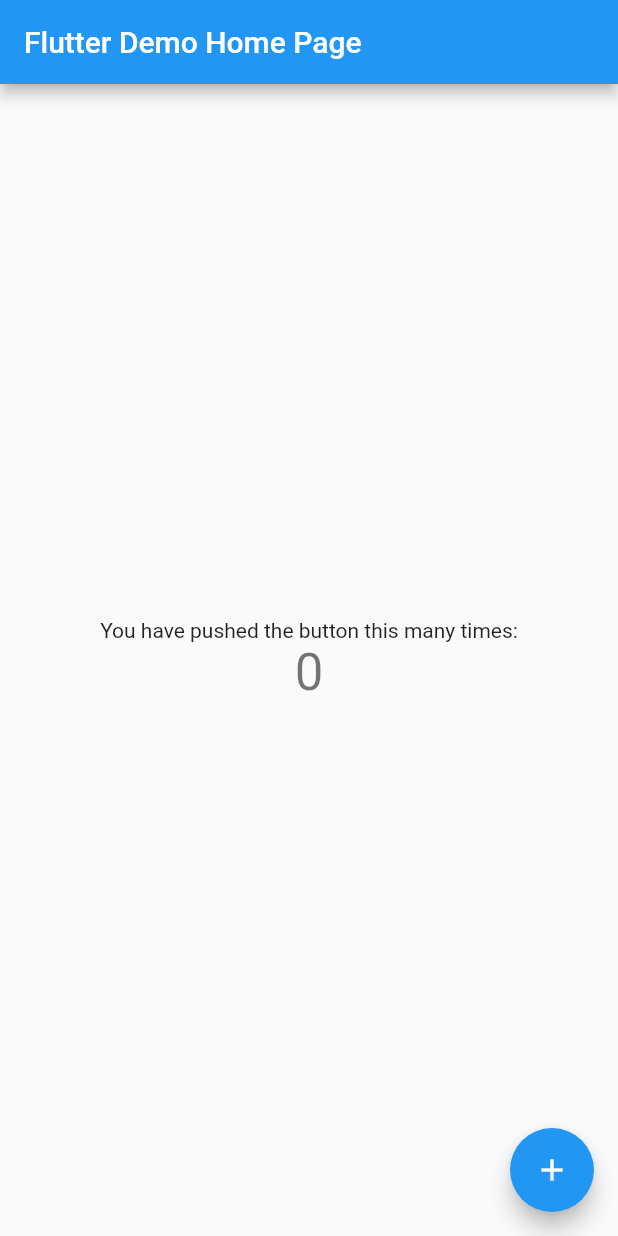
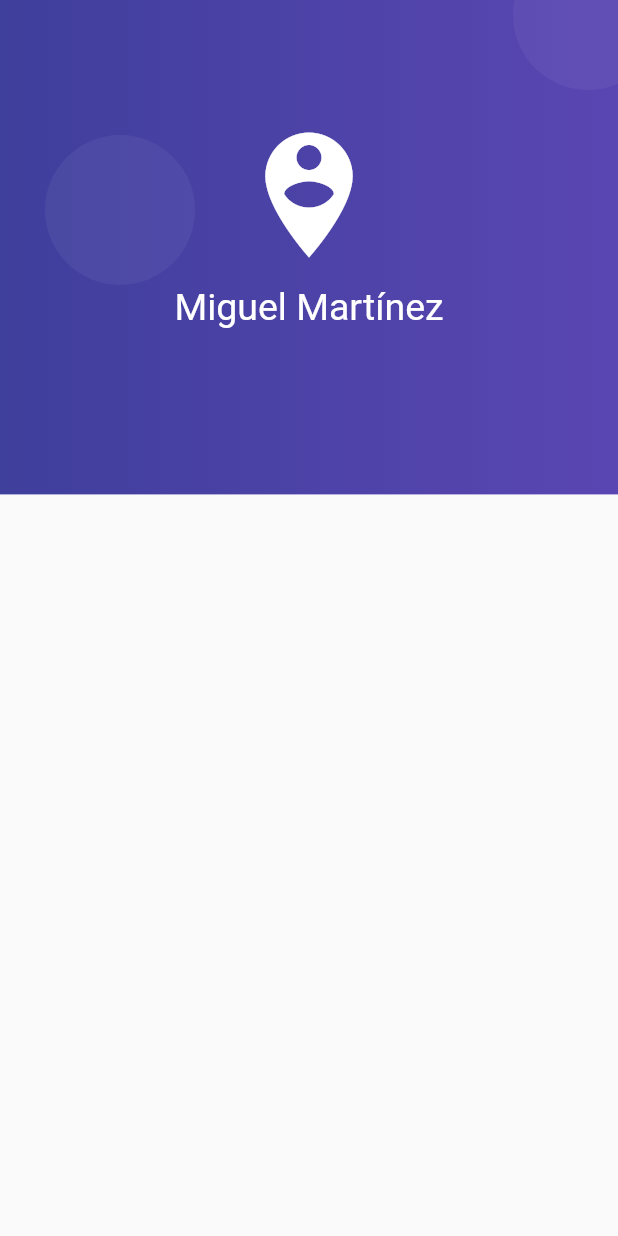
Before and after one commit to muckystack/flutter_validarformulario_FH, a Flutter app: the screen it shows after launch, on a phone screen of 412 x 824 dp. Run offline on Flutter 3.47's test engine with Material 2 defaults, Android fonts, the phone set to English and light mode, and no system bars.

Commit message:
FEAT: Creo el diseño del header

```diff
--- a/lib/main.dart
+++ b/lib/main.dart
@@ -1,111 +1,20 @@
 import 'package:flutter/material.dart';
+import 'package:fluttervalidarformulariofh/src/pages/home_page.dart';
+import 'package:fluttervalidarformulariofh/src/pages/login_page.dart';
 
 void main() => runApp(MyApp());
 
 class MyApp extends StatelessWidget {
-  // This widget is the root of your application.
   @override
   Widget build(BuildContext context) {
     return MaterialApp(
-      title: 'Flutter Demo',
-      theme: ThemeData(
-        // This is the theme of your application.
-        //
-        // Try running your application with "flutter run". You'll see the
-        // application has a blue toolbar. Then, without quitting the app, try
-        // changing the primarySwatch below to Colors.green and then invoke
-        // "hot reload" (press "r" in the console where you ran "flutter run",
-        // or simply save your changes to "hot reload" in a Flutter IDE).
-        // Notice that the counter didn't reset back to zero; the application
-        // is not restarted.
-        primarySwatch: Colors.blue,
-      ),
-      home: MyHomePage(title: 'Flutter Demo Home Page'),
+      debugShowCheckedModeBanner: false,
+      title: 'Material App',
+      initialRoute: 'login',
+      routes: {
+        'login' : (BuildContext context) => LoginPage(),
+        'home' : (BuildContext context) => HomePage(),
+      },
     );
   }
 }
-
-class MyHomePage extends StatefulWidget {
-  MyHomePage({Key key, this.title}) : super(key: key);
-
-  // This widget is the home page of your application. It is stateful, meaning
-  // that it has a State object (defined below) that contains fields that affect
-  // how it looks.
-
-  // This class is the configuration for the state. It holds the values (in this
-  // case the title) provided by the parent (in this case the App widget) and
-  // used by the build method of the State. Fields in a Widget subclass are
-  // always marked "final".
-
-  final String title;
-
-  @override
-  _MyHomePageState createState() => _MyHomePageState();
-}
-
-class _MyHomePageState extends State<MyHomePage> {
-  int _counter = 0;
-
-  void _incrementCounter() {
-    setState(() {
-      // This call to setState tells the Flutter framework that something has
-      // changed in this State, which causes it to rerun the build method below
-      // so that the display can reflect the updated values. If we changed
-      // _counter without calling setState(), then the build method would not be
-      // called again, and so nothing would appear to happen.
-      _counter++;
-    });
-  }
-
-  @override
-  Widget build(BuildContext context) {
-    // This method is rerun every time setState is called, for instance as done
-    // by the _incrementCounter method above.
-    //
-    // The Flutter framework has been optimized to make rerunning build methods
-    // fast, so that you can just rebuild anything that needs updating rather
-    // than having to individually change instances of widgets.
-    return Scaffold(
-      appBar: AppBar(
-        // Here we take the value from the MyHomePage object that was created by
-        // the App.build method, and use it to set our appbar title.
-        title: Text(widget.title),
-      ),
-      body: Center(
-        // Center is a layout widget. It takes a single child and positions it
-        // in the middle of the parent.
-        child: Column(
-          // Column is also a layout widget. It takes a list of children and
-          // arranges them vertically. By default, it sizes itself to fit its
-          // children horizontally, and tries to be as tall as its parent.
-          //
-          // Invoke "debug painting" (press "p" in the console, choose the
-          // "Toggle Debug Paint" action from the Flutter Inspector in Android
-          // Studio, or the "Toggle Debug Paint" command in Visual Studio Code)
-          // to see the wireframe for each widget.
-          //
-          // Column has various properties to control how it sizes itself and
-          // how it positions its children. Here we use mainAxisAlignment to
-          // center the children vertically; the main axis here is the vertical
-          // axis because Columns are vertical (the cross axis would be
-          // horizontal).
-          mainAxisAlignment: MainAxisAlignment.center,
-          children: <Widget>[
-            Text(
-              'You have pushed the button this many times:',
-            ),
-            Text(
-              '$_counter',
-              style: Theme.of(context).textTheme.display1,
-            ),
-          ],
-        ),
-      ),
-      floatingActionButton: FloatingActionButton(
-        onPressed: _incrementCounter,
-        tooltip: 'Increment',
-        child: Icon(Icons.add),
-      ), // This trailing comma makes auto-formatting nicer for build methods.
-    );
-  }
-}
--- /dev/null
+++ b/lib/src/pages/home_page.dart
@@ -0,0 +1,14 @@
+import 'package:flutter/material.dart';
+
+class HomePage extends StatelessWidget {
+  const HomePage({Key key}) : super(key: key);
+
+  @override
+  Widget build(BuildContext context) {
+    return Scaffold(
+      appBar: AppBar(
+        title: Text('Home Page'),
+      ),
+    );
+  }
+}
--- /dev/null
+++ b/lib/src/pages/login_page.dart
@@ -0,0 +1,69 @@
+import 'package:flutter/material.dart';
+
+class LoginPage extends StatelessWidget {
+  const LoginPage({Key key}) : super(key: key);
+
+  @override
+  Widget build(BuildContext context) {
+    return Scaffold(
+      body: Stack(
+        children: <Widget>[
+          _crearFondo(context),
+        ],
+      )
+    );
+  }
+
+
+  Widget _crearFondo(BuildContext context) {
+
+    final size = MediaQuery.of(context).size;
+
+    final fondoMorado = Container(
+      height: size.height * 0.4,
+      width: double.infinity,
+      decoration: BoxDecoration(
+        gradient: LinearGradient(
+          colors: <Color> [
+            Color.fromRGBO(63, 63, 156, 1.0),
+            Color.fromRGBO(90, 70, 178, 1.0),
+          ]
+        )
+      ),
+    );
+
+
+    final circulo = Container(
+      width: 100.0,
+      height: 100.0,
+      decoration: BoxDecoration(
+        borderRadius: BorderRadius.circular(100.0),
+        color: Color.fromRGBO(255, 255, 255, 0.05)
+      ),
+    );
+
+
+    return Stack(
+      children: <Widget>[
+        fondoMorado,
+        Positioned(child: circulo, top: 90.0, left: 30.0),
+        Positioned(child: circulo, top: -40.0, right: -30.0),
+        Positioned(child: circulo, bottom: -50.0, right: -10.0),
+        Positioned(child: circulo, bottom: 120.0, right: 20.0),
+        Positioned(child: circulo, bottom: -50.0, left: -20.0),
+
+        Container(
+          padding: EdgeInsets.only(top: 80.0),
+          child: Column(
+            children: <Widget>[
+              Icon(Icons.person_pin_circle, color: Colors.white, size: 100.0),
+              SizedBox(height: 10.0, width: double.infinity),
+              Text('Miguel Martínez', style: TextStyle(color: Colors.white, fontSize: 25.0))
+            ],
+          )
+        )
+      ],
+    );
+
+  }
+}
```
